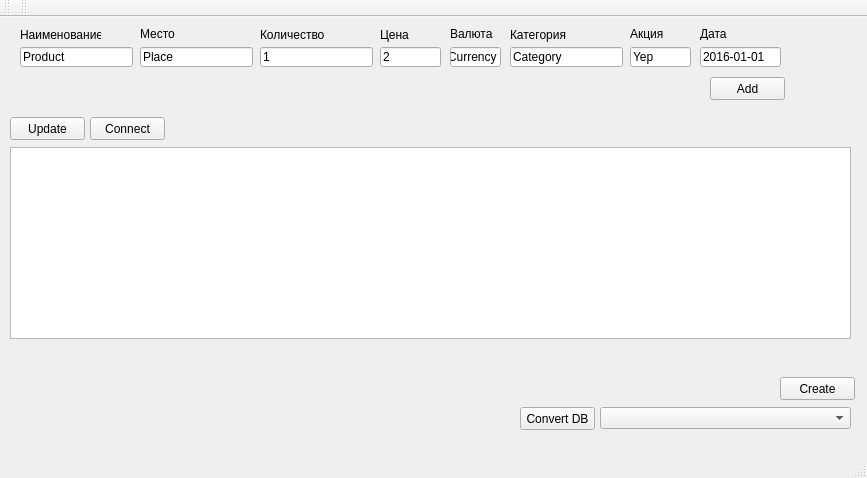
eagerber/accounting, file mainwindow.ui: the form before one commit.
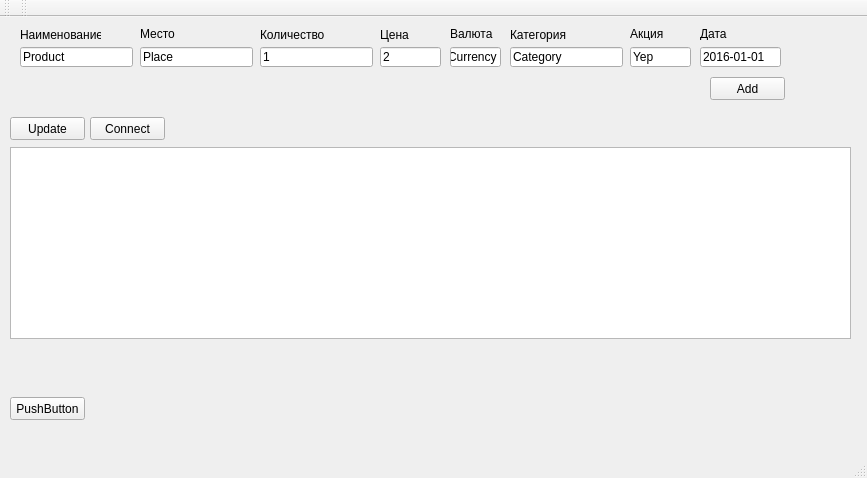
The form after the commit.

Commit message: ACC, separate db class

```diff
--- a/mainwindow.ui
+++ b/mainwindow.ui
@@ -261,19 +261,6 @@
      <string>Update</string>
     </property>
    </widget>
-   <widget class="QPushButton" name="createDBButton">
-    <property name="geometry">
-     <rect>
-      <x>780</x>
-      <y>360</y>
-      <width>75</width>
-      <height>23</height>
-     </rect>
-    </property>
-    <property name="text">
-     <string>Create</string>
-    </property>
-   </widget>
    <widget class="QPushButton" name="connectPushButton">
     <property name="geometry">
      <rect>
@@ -290,24 +277,14 @@
    <widget class="QPushButton" name="convertDBButton">
     <property name="geometry">
      <rect>
-      <x>520</x>
-      <y>390</y>
+      <x>10</x>
+      <y>380</y>
       <width>75</width>
       <height>23</height>
      </rect>
     </property>
     <property name="text">
-     <string>Convert DB</string>
-    </property>
-   </widget>
-   <widget class="QComboBox" name="convertScriptComboBox">
-    <property name="geometry">
-     <rect>
-      <x>600</x>
-      <y>390</y>
-      <width>251</width>
-      <height>22</height>
-     </rect>
+     <string>PushButton</string>
     </property>
    </widget>
   </widget>
```
Left out of the diff: 3 changed lines with no effect on the pictures. The commit also changes 11 other files.
